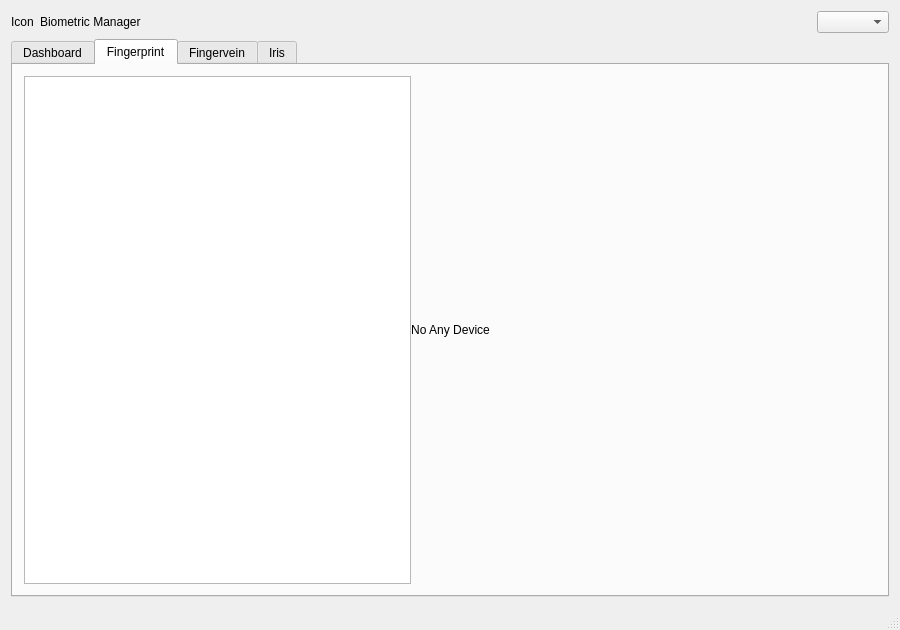
The window that mainwindow.ui (ukui/ukui-biometric-manager) describes before a commit, drawn with Qt 5.
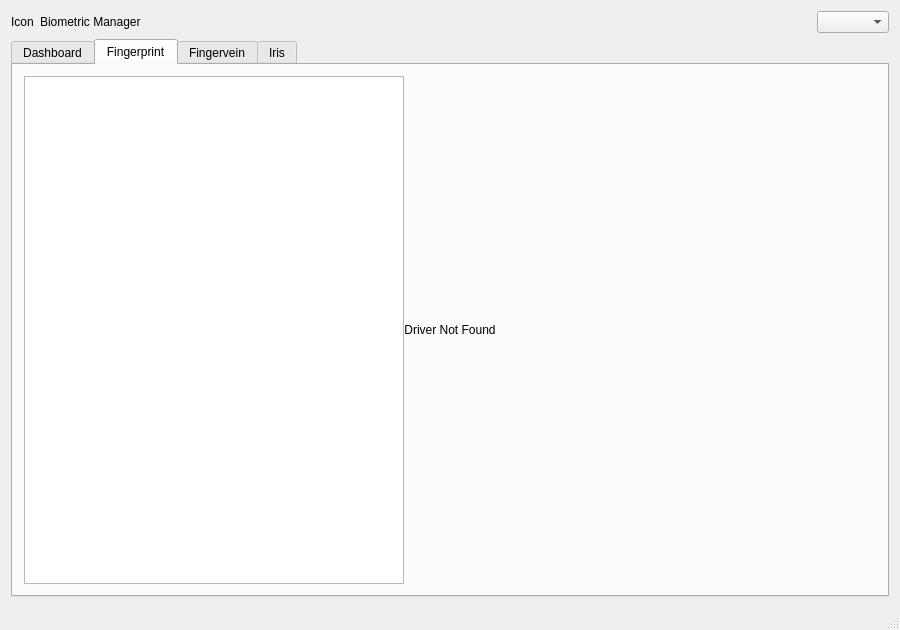
The same window after the commit. The open tabs and pages were chosen to show the change.

Commit message: [Improved] 修改设备未连接和驱动不存在的提示

The edit to the form file:
```diff
--- a/mainwindow.ui
+++ b/mainwindow.ui
@@ -183,7 +183,7 @@
         <item>
          <widget class="QLabel" name="lblNoDeviceFingerprint">
           <property name="text">
-           <string>No Any Device</string>
+           <string>Driver Not Found</string>
           </property>
           <property name="alignment">
            <set>Qt::AlignCenter</set>
```
Left out of the diff: 4 changed lines with no effect on the pictures. The commit also changes 1 other file.
